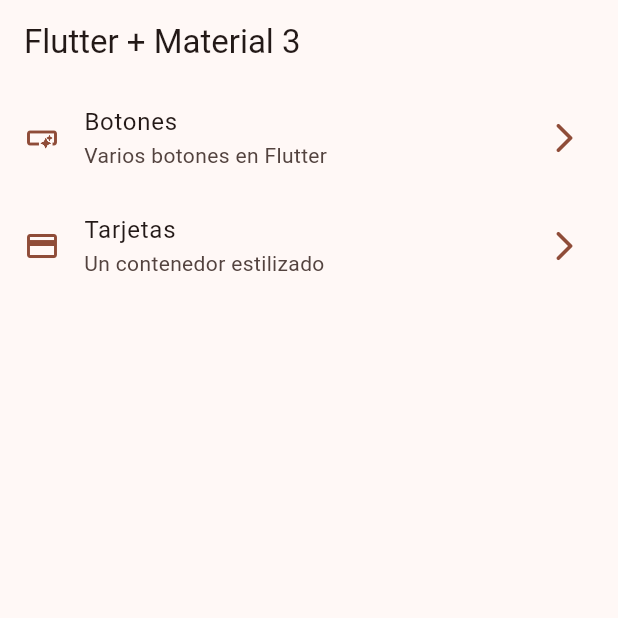
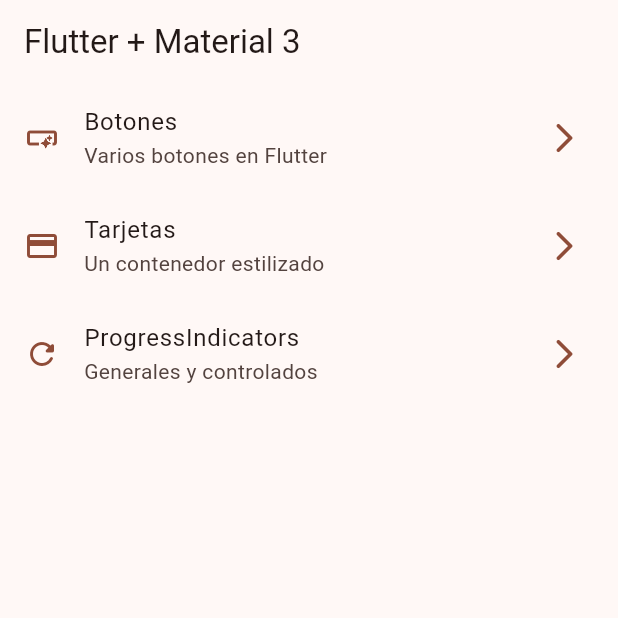
Before and after one commit to ChristianCeT/flutter-riverpod-widgets, a Flutter app: the screen it shows after launch, on a phone screen of 412 x 824 dp, the top half of it. Run offline on Flutter 3.47's test engine with Material 2 defaults, Android fonts, the phone set to English and light mode, and no system bars; our stand-ins replace go_router.

Commit message:
progress indicators ready

```diff
--- a/lib/config/menu/menu_items.dart
+++ b/lib/config/menu/menu_items.dart
@@ -27,4 +27,10 @@ const appMenuItems = <MenuItem>[
     link: '/cards',
     icon: Icons.credit_card,
   ),
+  MenuItem(
+    title: 'ProgressIndicators',
+    subTitle: 'Generales y controlados',
+    link: '/progress',
+    icon: Icons.refresh_rounded,
+  ),
 ];
--- a/lib/config/router/app_router.dart
+++ b/lib/config/router/app_router.dart
@@ -20,5 +20,10 @@ final appRouter = GoRouter(
       name: CardsScreen.name,
       builder: (context, state) => const CardsScreen(),
     ),
+    GoRoute(
+      path: '/progress',
+      name: ProgressScreen.name,
+      builder: (context, state) => const ProgressScreen(),
+    ),
   ],
 );
```
Also changed, not shown: lib/presentation/screens/progress/progress_screen.dart (+68 -1 lines).
